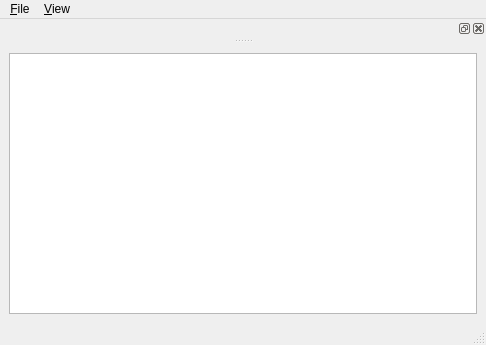
Above: mainwindow.ui from lzh9102/dictation-helper before the change. Below: the same form after it.
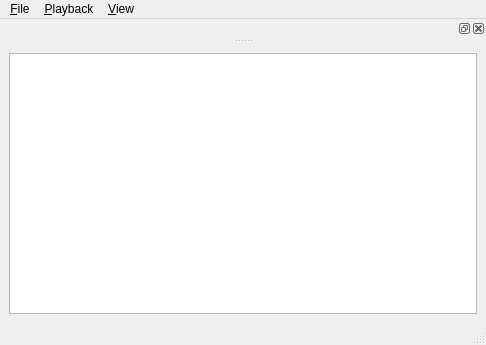
That is the form after the change.

Commit message: Add player control shortcuts

```diff
--- a/mainwindow.ui
+++ b/mainwindow.ui
@@ -26,7 +26,7 @@
      <x>0</x>
      <y>0</y>
      <width>486</width>
-     <height>25</height>
+     <height>21</height>
     </rect>
    </property>
    <widget class="QMenu" name="menuPlayback">
@@ -42,7 +42,16 @@
     </property>
     <addaction name="actionOpenAudio"/>
    </widget>
+   <widget class="QMenu" name="menu_Playback">
+    <property name="title">
+     <string>&amp;Playback</string>
+    </property>
+    <addaction name="actionPlayPause"/>
+    <addaction name="actionFastForward"/>
+    <addaction name="actionRewind"/>
+   </widget>
    <addaction name="menuFile"/>
+   <addaction name="menu_Playback"/>
    <addaction name="menuPlayback"/>
   </widget>
   <widget class="QStatusBar" name="statusbar"/>
```
Left out of the diff: 24 changed lines with no effect on the pictures. The commit also changes 1 other file.
